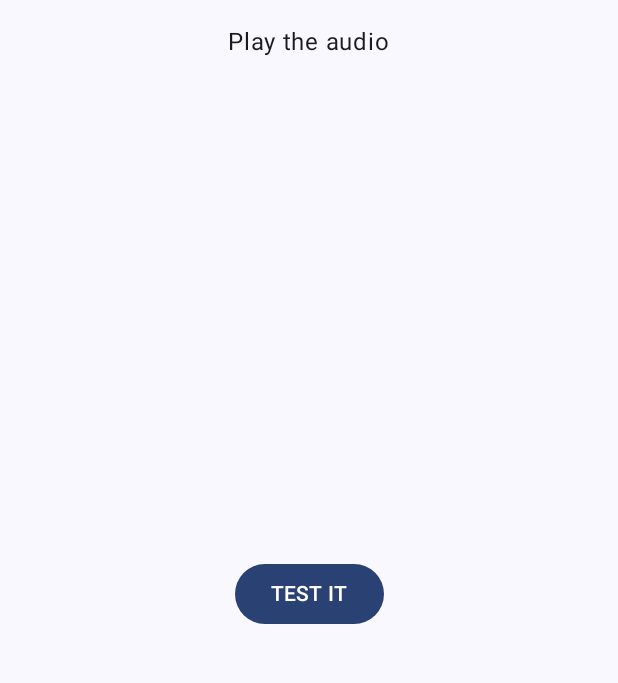
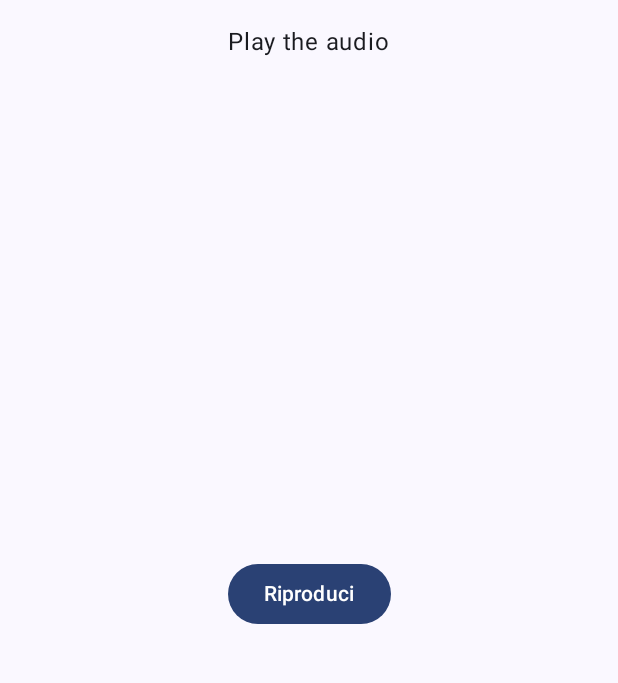
Before and after one commit to luca1388/baby-fon, an Android app built with Jetpack Compose: the screen it shows after launch (MainActivity), on a phone screen of 412 x 824 dp, the part 84-767 px from its top. Run offline under Robolectric (Android 15) with nearby library versions, the phone set to English and light mode, and no system bars.

Commit message:
Play audio track when click

```diff
--- a/app/src/main/java/com/example/babyfon/MainActivity.kt
+++ b/app/src/main/java/com/example/babyfon/MainActivity.kt
@@ -1,5 +1,8 @@
 package com.example.babyfon
 
+import android.content.ContentResolver
+import android.media.MediaPlayer
+import android.net.Uri
 import android.os.Bundle
 import androidx.activity.ComponentActivity
 import androidx.activity.compose.setContent
@@ -23,8 +26,14 @@ import com.example.babyfon.ui.theme.BabyFonTheme
 import androidx.compose.foundation.layout.Spacer
 import androidx.compose.foundation.layout.fillMaxSize
 import androidx.compose.foundation.layout.padding
+import androidx.compose.ui.platform.LocalContext
+import androidx.media3.common.MediaItem
+import androidx.media3.exoplayer.ExoPlayer
 
 class MainActivity : ComponentActivity() {
+
+    private var isPlaying = false;
+
     override fun onCreate(savedInstanceState: Bundle?) {
         super.onCreate(savedInstanceState)
         enableEdgeToEdge()
@@ -52,9 +61,19 @@ fun Greeting(name: String, modifier: Modifier = Modifier) {
     }
 }
 
+
+
+
 @Preview(showBackground = true)
 @Composable
 fun FilledButtonExample() {
+    val player = ExoPlayer.Builder(LocalContext.current).build()
+    val uri = Uri.Builder().scheme(ContentResolver.SCHEME_ANDROID_RESOURCE)
+        .path(R.raw.sample.toString())
+        .build()
+
+    val mediaItem = MediaItem.fromUri(uri)
+
     Column(
         horizontalAlignment = Alignment.CenterHorizontally,
         modifier = Modifier
@@ -66,11 +85,30 @@ fun FilledButtonExample() {
         Text("Play the audio")
         Spacer(modifier = Modifier.weight(1F))
         //Text("Match the slider as close as you can to the number:")
+        var label = "Riproduci"
+        Button(onClick = {
 
-        Button(onClick = {
             /* TODO */
+            //var mediaPlayer = MediaPlayer.create(context, R.raw.sample)
+            //mediaPlayer.start() // no need to call prepare(); create() does that for you
+            if (!player.isPlaying) {
+                // Set the media item to be played.
+                player.setMediaItem(mediaItem)
+// Prepare the player.
+                player.prepare()
+// Start the playback.
+                player.play()
+                label = "Pausa"
+            }
+
+            if (player.isPlaying) {
+                player.stop()
+                label = "Riproduci"
+            }
+
+
         }) {
-            Text("TEST IT")
+            Text(label)
         }
         Spacer(modifier = Modifier.weight(1F))
     }
```
Also changed, not shown: 1 other file.
